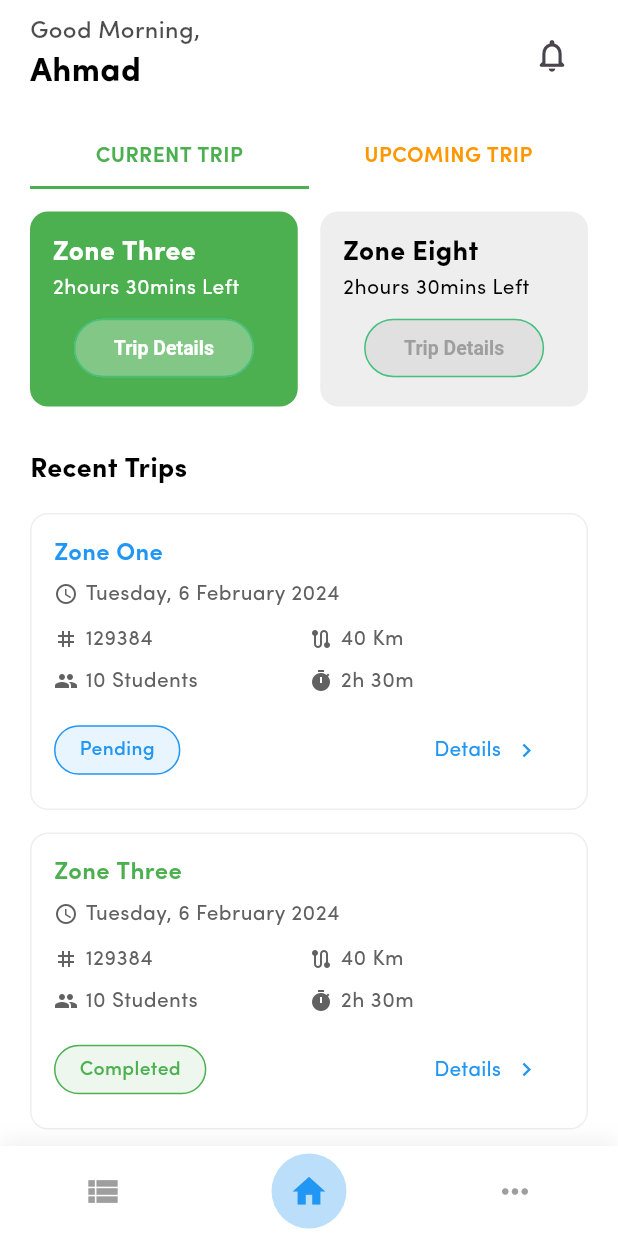
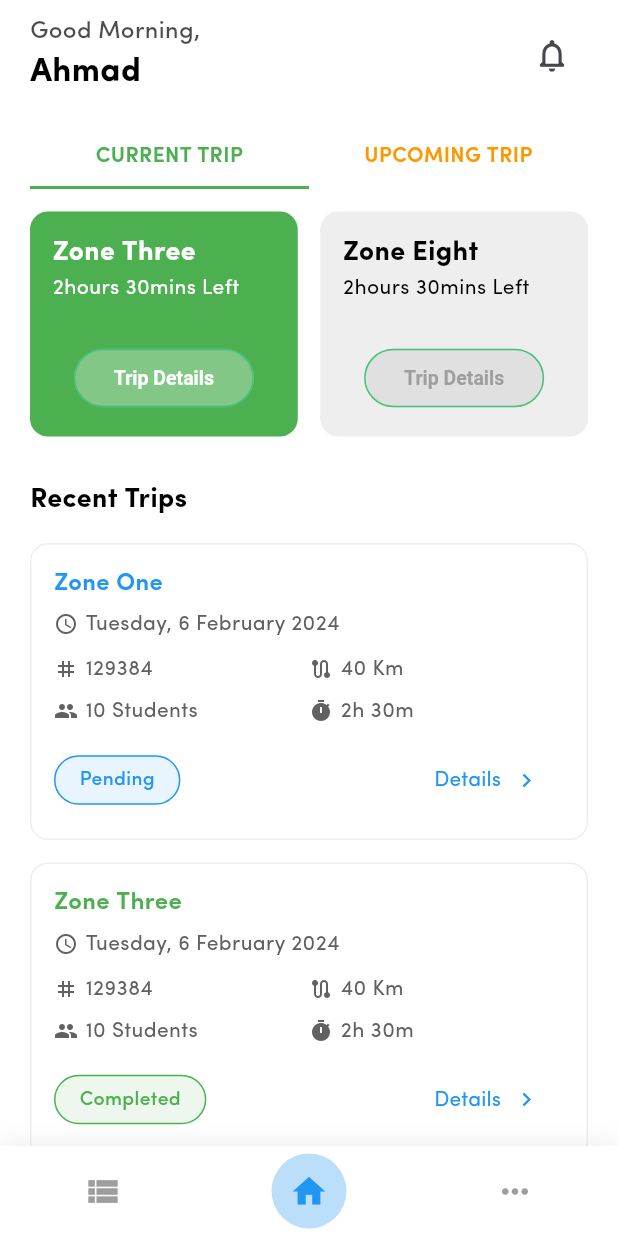
Before and after one commit to Dimah02/safe_bus, a Flutter app: the screen it shows after launch, on a phone screen of 412 x 824 dp. Run offline on Flutter 3.47's test engine with Material 3 defaults, Android fonts, the phone set to English and light mode, and no system bars; our stand-ins replace flutter_dotenv, flutter_svg, font_awesome_flutter, get_it, go_router, google_maps_flutter and 1 more; missing offline and left inert: flutter_polyline_points; project files that could hold a hidden picture were left out.

Commit message:
fix ui bug

```diff
--- a/lib/core/styles/image_strings.dart
+++ b/lib/core/styles/image_strings.dart
@@ -10,4 +10,5 @@ class KImage {
   static const schoolImage = "assets/images/background/school.png";
   static const schoolImagesvg = "assets/images/background/school.svg";
   static const child = "assets/images/background/child.jpg";
+  static const busGif = "assets/images/background/bus.gif";
 }
--- a/lib/features/teacher/dashboard/trip_card.dart
+++ b/lib/features/teacher/dashboard/trip_card.dart
@@ -7,16 +7,16 @@ class TripCard extends StatelessWidget {
   final VoidCallback onPressed;
 
   const TripCard({
-    Key? key,
+    super.key,
     required this.trip,
     required this.isActive,
     required this.onPressed,
-  }) : super(key: key);
+  });
 
   @override
   Widget build(BuildContext context) {
     return Container(
-      height: 130,
+      height: 150,
       padding: const EdgeInsets.all(15),
       decoration: BoxDecoration(
         color: isActive ? Colors.green : Colors.grey.shade200,
@@ -46,19 +46,17 @@ class TripCard extends StatelessWidget {
             child: ElevatedButton(
               onPressed: onPressed,
               style: ElevatedButton.styleFrom(
-                backgroundColor: isActive
-                    ? Colors.white.withOpacity(0.3)
-                    : Colors.grey.shade300,
+                backgroundColor:
+                    isActive
+                        ? Colors.white.withOpacity(0.3)
+                        : Colors.grey.shade300,
                 foregroundColor: isActive ? Colors.white : Colors.grey,
                 minimumSize: const Size(120, 36),
                 shape: RoundedRectangleBorder(
                   borderRadius: BorderRadius.circular(20),
                 ),
               ),
-              child: const Text(
-                'Trip Details',
-                style: TextStyle(fontSize: 13),
-              ),
+              child: const Text('Trip Details', style: TextStyle(fontSize: 13)),
             ),
           ),
         ],
@@ -70,10 +68,7 @@ class TripCard extends StatelessWidget {
 class EmptyTripCard extends StatelessWidget {
   final bool isActive;
 
-  const EmptyTripCard({
-    Key? key,
-    required this.isActive,
-  }) : super(key: key);
+  const EmptyTripCard({super.key, required this.isActive});
 
   @override
   Widget build(BuildContext context) {
```
Also changed, not shown: assets/images/background/bus.gif (added).
